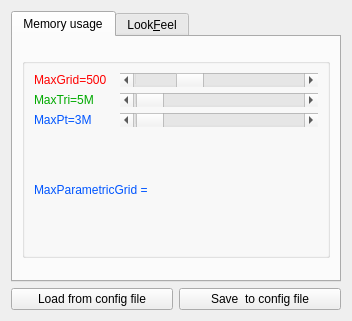
The window that ui_forms/parametersoptions.ui (parisolab/mathmod) describes before a commit, drawn with Qt 5.
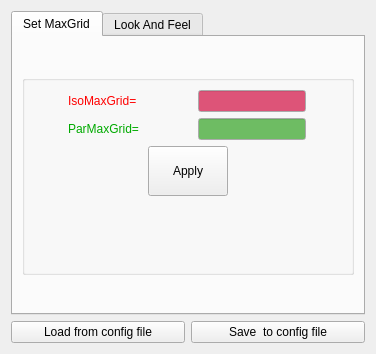
The same window after the commit.

Commit message: #85 GUI: Add possibility to modify MaxIsoGrid and MaxParGrid

```diff
--- a/ui_forms/parametersoptions.ui
+++ b/ui_forms/parametersoptions.ui
@@ -6,8 +6,8 @@
    <rect>
     <x>0</x>
     <y>0</y>
-    <width>352</width>
-    <height>321</height>
+    <width>376</width>
+    <height>354</height>
    </rect>
   </property>
   <property name="windowTitle">
@@ -21,7 +21,7 @@
      </property>
      <widget class="QWidget" name="tab">
       <attribute name="title">
-       <string>Memory usage</string>
+       <string>Set MaxGrid</string>
       </attribute>
       <layout class="QGridLayout" name="gridLayout_2">
        <item row="0" column="0">
@@ -82,8 +82,12 @@
           <set>Qt::AlignCenter</set>
          </property>
          <layout class="QGridLayout" name="gridLayout">
-          <item row="0" column="0">
-           <widget class="QLabel" name="maxgriLabel">
+          <item row="0" column="0" colspan="3">
+           <layout class="QVBoxLayout" name="verticalLayout">
+            <item>
+             <layout class="QHBoxLayout" name="horizontalLayout_2">
+              <item>
+               <widget class="QLabel" name="IsoMaxGridLabel">
             <property name="sizePolicy">
              <sizepolicy hsizetype="Fixed" vsizetype="Preferred">
               <horstretch>0</horstretch>
@@ -98,7 +102,7 @@
             </property>
             <property name="maximumSize">
              <size>
-              <width>80</width>
+                  <width>90</width>
               <height>16777215</height>
              </size>
             </property>
@@ -140,285 +144,243 @@
              </palette>
             </property>
             <property name="text">
-             <string>MaxGrid=500</string>
+                 <string>IsoMaxGrid=</string>
             </property>
             <property name="wordWrap">
              <bool>false</bool>
             </property>
            </widget>
           </item>
-          <item row="0" column="1">
-           <widget class="QScrollBar" name="maxgri">
+              <item>
+               <widget class="QLineEdit" name="IsoMaxGridLineEdit">
             <property name="sizePolicy">
-             <sizepolicy hsizetype="Expanding" vsizetype="Fixed">
+                 <sizepolicy hsizetype="Fixed" vsizetype="Fixed">
               <horstretch>0</horstretch>
               <verstretch>0</verstretch>
              </sizepolicy>
             </property>
-            <property name="minimum">
-             <number>0</number>
-            </property>
-            <property name="maximum">
-             <number>500</number>
-            </property>
-            <property name="pageStep">
-             <number>10</number>
-            </property>
-            <property name="value">
-             <number>150</number>
-            </property>
-            <property name="orientation">
-             <enum>Qt::Horizontal</enum>
-            </property>
-           </widget>
+                <property name="palette">
+                 <palette>
+                  <active>
+                   <colorrole role="Base">
+                    <brush brushstyle="SolidPattern">
+                     <color alpha="255">
+                      <red>221</red>
+                      <green>84</green>
+                      <blue>120</blue>
+                     </color>
+                    </brush>
+                   </colorrole>
+                  </active>
+                  <inactive>
+                   <colorrole role="Base">
+                    <brush brushstyle="SolidPattern">
+                     <color alpha="255">
+                      <red>221</red>
+                      <green>84</green>
+                      <blue>120</blue>
+                     </color>
+                    </brush>
+                   </colorrole>
+                  </inactive>
+                  <disabled>
+                   <colorrole role="Base">
+                    <brush brushstyle="SolidPattern">
+                     <color alpha="255">
+                      <red>170</red>
+                      <green>170</green>
+                      <blue>0</blue>
+                     </color>
+                    </brush>
+                   </colorrole>
+                  </disabled>
+                 </palette>
+                </property>
+               </widget>
+              </item>
+             </layout>
+            </item>
+            <item>
+             <layout class="QHBoxLayout" name="horizontalLayout_3">
+              <item>
+               <widget class="QLabel" name="ParMaxGridLabel">
+                <property name="sizePolicy">
+                 <sizepolicy hsizetype="Fixed" vsizetype="Preferred">
+                  <horstretch>0</horstretch>
+                  <verstretch>0</verstretch>
+                 </sizepolicy>
+                </property>
+                <property name="minimumSize">
+                 <size>
+                  <width>80</width>
+                  <height>0</height>
+                 </size>
+                </property>
+                <property name="maximumSize">
+                 <size>
+                  <width>90</width>
+                  <height>16777215</height>
+                 </size>
+                </property>
+                <property name="palette">
+                 <palette>
+                  <active>
+                   <colorrole role="WindowText">
+                    <brush brushstyle="SolidPattern">
+                     <color alpha="255">
+                      <red>0</red>
+                      <green>170</green>
+                      <blue>0</blue>
+                     </color>
+                    </brush>
+                   </colorrole>
+                  </active>
+                  <inactive>
+                   <colorrole role="WindowText">
+                    <brush brushstyle="SolidPattern">
+                     <color alpha="255">
+                      <red>0</red>
+                      <green>170</green>
+                      <blue>0</blue>
+                     </color>
+                    </brush>
+                   </colorrole>
+                  </inactive>
+                  <disabled>
+                   <colorrole role="WindowText">
+                    <brush brushstyle="SolidPattern">
+                     <color alpha="255">
+                      <red>120</red>
+                      <green>120</green>
+                      <blue>120</blue>
+                     </color>
+                    </brush>
+                   </colorrole>
+                  </disabled>
+                 </palette>
+                </property>
+                <property name="text">
+                 <string>ParMaxGrid=</string>
+                </property>
+                <property name="wordWrap">
+                 <bool>false</bool>
+                </property>
+               </widget>
+              </item>
+              <item>
+               <widget class="QLineEdit" name="ParMaxGridLineEdit">
+                <property name="sizePolicy">
+                 <sizepolicy hsizetype="Fixed" vsizetype="Fixed">
+                  <horstretch>0</horstretch>
+                  <verstretch>0</verstretch>
+                 </sizepolicy>
+                </property>
+                <property name="palette">
+                 <palette>
+                  <active>
+                   <colorrole role="Base">
+                    <brush brushstyle="SolidPattern">
+                     <color alpha="255">
+                      <red>110</red>
+                      <green>188</green>
+                      <blue>99</blue>
+                     </color>
+                    </brush>
+                   </colorrole>
+                  </active>
+                  <inactive>
+                   <colorrole role="Base">
+                    <brush brushstyle="SolidPattern">
+                     <color alpha="255">
+                      <red>110</red>
+                      <green>188</green>
+                      <blue>99</blue>
+                     </color>
+                    </brush>
+                   </colorrole>
+                  </inactive>
+                  <disabled>
+                   <colorrole role="Base">
+                    <brush brushstyle="SolidPattern">
+                     <color alpha="255">
+                      <red>170</red>
+                      <green>170</green>
+                      <blue>0</blue>
+                     </color>
+                    </brush>
+                   </colorrole>
+                  </disabled>
+                 </palette>
+                </property>
+               </widget>
+              </item>
+             </layout>
+            </item>
+           </layout>
           </item>
           <item row="1" column="0">
-           <widget class="QLabel" name="maxtriLabel">
-            <property name="sizePolicy">
-             <sizepolicy hsizetype="Fixed" vsizetype="Preferred">
-              <horstretch>0</horstretch>
-              <verstretch>0</verstretch>
-             </sizepolicy>
+           <spacer name="horizontalSpacer_3">
+            <property name="orientation">
+             <enum>Qt::Horizontal</enum>
             </property>
-            <property name="minimumSize">
+            <property name="sizeHint" stdset="0">
              <size>
-              <width>80</width>
-              <height>0</height>
+              <width>89</width>
+              <height>20</height>
              </size>
             </property>
-            <property name="maximumSize">
-             <size>
-              <width>80</width>
-              <height>16777215</height>
-             </size>
-            </property>
-            <property name="palette">
-             <palette>
-              <active>
-               <colorrole role="WindowText">
-                <brush brushstyle="SolidPattern">
-                 <color alpha="255">
-                  <red>0</red>
-                  <green>170</green>
-                  <blue>0</blue>
-                 </color>
-                </brush>
-               </colorrole>
-              </active>
-              <inactive>
-               <colorrole role="WindowText">
-                <brush brushstyle="SolidPattern">
-                 <color alpha="255">
-                  <red>0</red>
-                  <green>170</green>
-                  <blue>0</blue>
-                 </color>
-                </brush>
-               </colorrole>
-              </inactive>
-              <disabled>
-               <colorrole role="WindowText">
-                <brush brushstyle="SolidPattern">
-                 <color alpha="255">
-                  <red>120</red>
-                  <green>120</green>
-                  <blue>120</blue>
-                 </color>
-                </brush>
-               </colorrole>
-              </disabled>
-             </palette>
-            </property>
-            <property name="text">
-             <string>MaxTri=5M</string>
-            </property>
-            <property name="wordWrap">
-             <bool>false</bool>
-            </property>
-           </widget>
+           </spacer>
           </item>
           <item row="1" column="1">
-           <widget class="QScrollBar" name="maxtri">
+           <widget class="QPushButton" name="ApplypushButton">
             <property name="sizePolicy">
-             <sizepolicy hsizetype="Expanding" vsizetype="Fixed">
-              <horstretch>0</horstretch>
-              <verstretch>0</verstretch>
-             </sizepolicy>
-            </property>
-            <property name="minimum">
-             <number>1</number>
-            </property>
-            <property name="maximum">
-             <number>200</number>
-            </property>
-            <property name="pageStep">
-             <number>1</number>
-            </property>
-            <property name="value">
-             <number>5</number>
-            </property>
-            <property name="sliderPosition">
-             <number>5</number>
-            </property>
-            <property name="orientation">
-             <enum>Qt::Horizontal</enum>
-            </property>
-           </widget>
-          </item>
-          <item row="2" column="0">
-           <widget class="QLabel" name="maxptLabel">
-            <property name="sizePolicy">
-             <sizepolicy hsizetype="Fixed" vsizetype="Preferred">
+             <sizepolicy hsizetype="Preferred" vsizetype="Minimum">
               <horstretch>0</horstretch>
               <verstretch>0</verstretch>
              </sizepolicy>
             </property>
             <property name="minimumSize">
              <size>
-              <width>80</width>
-              <height>0</height>
+              <width>0</width>
+              <height>50</height>
              </size>
             </property>
             <property name="maximumSize">
              <size>
-              <width>80</width>
+              <width>200</width>
               <height>16777215</height>
              </size>
             </property>
-            <property name="palette">
-             <palette>
-              <active>
-               <colorrole role="WindowText">
-                <brush brushstyle="SolidPattern">
-                 <color alpha="255">
-                  <red>0</red>
-                  <green>85</green>
-                  <blue>255</blue>
-                 </color>
-                </brush>
-               </colorrole>
-              </active>
-              <inactive>
-               <colorrole role="WindowText">
-                <brush brushstyle="SolidPattern">
-                 <color alpha="255">
-                  <red>0</red>
-                  <green>85</green>
-                  <blue>255</blue>
-                 </color>
-                </brush>
-               </colorrole>
-              </inactive>
-              <disabled>
-               <colorrole role="WindowText">
-                <brush brushstyle="SolidPattern">
-                 <color alpha="255">
-                  <red>120</red>
-                  <green>120</green>
-                  <blue>120</blue>
-                 </color>
-                </brush>
-               </colorrole>
-              </disabled>
-             </palette>
-            </property>
             <property name="text">
-             <string>MaxPt=3M</string>
-            </property>
-            <property name="wordWrap">
-             <bool>false</bool>
+             <string>Apply</string>
             </property>
            </widget>
           </item>
+          <item row="1" column="2">
+           <spacer name="horizontalSpacer_4">
+            <property name="orientation">
+             <enum>Qt::Horizontal</enum>
+            </property>
+            <property name="sizeHint" stdset="0">
+             <size>
+              <width>89</width>
+              <height>20</height>
+             </size>
+            </property>
+           </spacer>
+          </item>
           <item row="2" column="1">
-           <widget class="QScrollBar" name="maxpt">
-            <property name="sizePolicy">
-             <sizepolicy hsizetype="Expanding" vsizetype="Fixed">
-              <horstretch>0</horstretch>
-              <verstretch>0</verstretch>
-             </sizepolicy>
-            </property>
-            <property name="minimum">
-             <number>1</number>
-            </property>
-            <property name="maximum">
-             <number>100</number>
-            </property>
-            <property name="pageStep">
-             <number>1</number>
-            </property>
-            <property name="value">
-             <number>3</number>
-            </property>
+           <spacer name="verticalSpacer_2">
             <property name="orientation">
-             <enum>Qt::Horizontal</enum>
+             <enum>Qt::Vertical</enum>
             </property>
-           </widget>
-          </item>
-          <item row="3" column="0" colspan="2">
-           <widget class="QLabel" name="MaxParametricGrid">
-            <property name="sizePolicy">
-             <sizepolicy hsizetype="Fixed" vsizetype="Preferred">
-              <horstretch>0</horstretch>
-              <verstretch>0</verstretch>
-             </sizepolicy>
-            </property>
-            <property name="minimumSize">
+            <property name="sizeHint" stdset="0">
              <size>
-              <width>80</width>
-              <height>0</height>
+              <width>20</width>
+              <height>42</height>
              </size>
             </property>
-            <property name="maximumSize">
-             <size>
-              <width>220</width>
-              <height>16777215</height>
-             </size>
-            </property>
-            <property name="palette">
-             <palette>
-              <active>
-               <colorrole role="WindowText">
-                <brush brushstyle="SolidPattern">
-                 <color alpha="255">
-                  <red>0</red>
-                  <green>85</green>
-                  <blue>255</blue>
-                 </color>
-                </brush>
-               </colorrole>
-              </active>
-              <inactive>
-               <colorrole role="WindowText">
-                <brush brushstyle="SolidPattern">
-                 <color alpha="255">
-                  <red>0</red>
-                  <green>85</green>
-                  <blue>255</blue>
-                 </color>
-                </brush>
-               </colorrole>
-              </inactive>
-              <disabled>
-               <colorrole role="WindowText">
-                <brush brushstyle="SolidPattern">
-                 <color alpha="255">
-                  <red>120</red>
-                  <green>120</green>
-                  <blue>120</blue>
-                 </color>
-                </brush>
-               </colorrole>
-              </disabled>
-             </palette>
-            </property>
-            <property name="text">
-             <string>MaxParametricGrid = </string>
-            </property>
-            <property name="wordWrap">
-             <bool>false</bool>
-            </property>
-           </widget>
+           </spacer>
           </item>
          </layout>
         </widget>
@@ -427,7 +389,7 @@
      </widget>
      <widget class="QWidget" name="tab_2">
       <attribute name="title">
-       <string>Look&amp;Feel</string>
+       <string>Look And Feel</string>
       </attribute>
       <layout class="QGridLayout" name="gridLayout_4">
        <item row="0" column="0" colspan="3">
```
Lines whose indentation alone changed are shown as unchanged. The commit also changes 8 other files.
